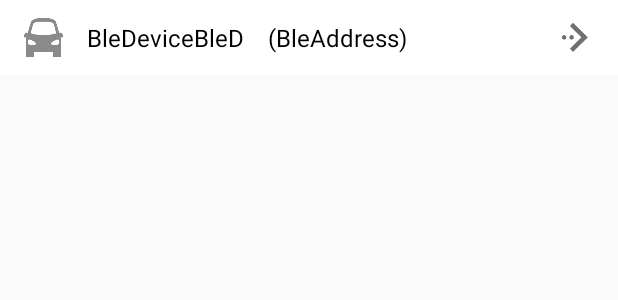
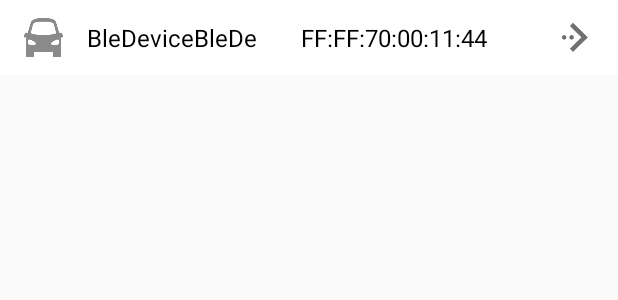
Before and after one commit to Charon1997/BleCar, an Android app: the layout searching_adapter_view.xml on its own in the app's theme, with its tools: preview values and no code run, on a phone screen of 412 x 824 dp. Shown: the top 300 px of the screen. Run offline under Robolectric (Android 15) with nearby library versions, the phone set to English and light mode, and no system bars.

Commit message:
加入logo,修复部分bug

```diff
--- a/app/src/main/AndroidManifest.xml
+++ b/app/src/main/AndroidManifest.xml
@@ -14,14 +14,13 @@
         android:anyDensity="true" />
     <application
         android:allowBackup="true"
-        android:icon="@mipmap/ic_launcher"
+        android:icon="@mipmap/logo"
         android:label="@string/app_name"
         android:supportsRtl="true"
         android:theme="@style/AppTheme" >
         <activity android:name=".ui.activities.WelcomeActivity" >
             <intent-filter>
                 <action android:name="android.intent.action.MAIN" />
-
                 <category android:name="android.intent.category.LAUNCHER" />
             </intent-filter>
         </activity>
--- a/app/src/main/java/com/example/g150s/blecarnmid/ui/activities/ControlActivity.java
+++ b/app/src/main/java/com/example/g150s/blecarnmid/ui/activities/ControlActivity.java
@@ -383,7 +383,7 @@ public class ControlActivity extends BaseActivity implements SensorEventListener
             //changeDate(currentDegree);//使用时将其舍去
             for (int i = 0; i < mGattCharacteristics.size(); i++) {
                 for (int j = 0; j < mGattCharacteristics.get(i).size(); j++) {
-                    if (mGattCharacteristics.get(i).get(j).getUuid().toString().equals("92BF01A5-0681-453A-8016-D44DD3E7100B")) {//对应的uuid  92BF01A5-0681-453A-8016-D44DD3E7100B   0000fff1-0000-1000-8000-00805f9b34fb
+                    if (mGattCharacteristics.get(i).get(j).getUuid().toString().equals("0000fff6-0000-1000-8000-00805f9b34fb")) {//对应的uuid  92BF01A5-0681-453A-8016-D44DD3E7100B   0000fff1-0000-1000-8000-00805f9b34fb
                         characteristic = mGattCharacteristics.get(i).get(j);
                         write(characteristic,changeDate(currentDegree));//写入的数据
                         mBluetoothLeService.writeCharacteristic(characteristic);
--- a/app/src/main/res/layout/searching_adapter_view.xml
+++ b/app/src/main/res/layout/searching_adapter_view.xml
@@ -5,6 +5,13 @@
     android:orientation="horizontal"
     android:background="@color/white"
     >
+    <LinearLayout
+        android:layout_width="match_parent"
+        android:layout_height="match_parent">
+        <LinearLayout
+            android:layout_weight="1"
+            android:layout_width="0dp"
+            android:layout_height="match_parent">
             <ImageView
                 android:layout_width="26dp"
                 android:layout_height="26dp"
@@ -22,24 +29,26 @@
                 android:textColor="@color/black"
                 android:layout_marginStart="@dimen/activity_horizontal_margin"
                 android:layout_gravity="center_vertical"
-        android:maxLength="13"
+                android:maxLength="14"
                 android:ellipsize="end"
                 />
+        </LinearLayout>
+
+        <LinearLayout
+            android:layout_weight="1"
+            android:layout_width="0dp"
+            android:layout_height="match_parent">
             <TextView
                 android:id="@+id/searching_device_address"
                 android:layout_width="wrap_content"
                 android:layout_height="wrap_content"
-        android:text="(BleAddress)"
+                android:text="FF:FF:70:00:11:44"
                 android:textSize="16sp"
                 android:textColor="@color/black"
                 android:layout_marginStart="@dimen/activity_horizontal_margin"
                 android:layout_gravity="center_vertical"
                 />
-    <TextView
-        android:layout_width="0dp"
-        android:layout_height="match_parent"
-        android:layout_weight="1"
-        />
+        </LinearLayout>
         <ImageView
             android:id="@+id/connectIMG"
             android:layout_width="26dp"
@@ -48,5 +57,14 @@
             android:layout_gravity="center_vertical"
             android:layout_marginEnd="@dimen/activity_horizontal_margin"
             android:contentDescription="@string/add_ble" />
+    </LinearLayout>
+
+
+    <!--<TextView-->
+        <!--android:layout_width="0dp"-->
+        <!--android:layout_height="match_parent"-->
+        <!--android:layout_weight="1"-->
+        <!--/>-->
+
 
 </LinearLayout>
--- a/app/src/main/res/values/strings.xml
+++ b/app/src/main/res/values/strings.xml
@@ -1,5 +1,5 @@
 <resources>
-    <string name="app_name">BleCarNMID</string>
+    <string name="app_name">智能跟随车</string>
     <string name="toolbar_text">智能跟随车</string>
     <string name="open_scanabled">开放检测</string>
     <string name="open_remark">仅让已配对的设备检测到</string>
```
Also changed, not shown: app/src/main/java/com/example/g150s/blecarnmid/ui/activities/MainActivity.java (+5 -4 lines), app/src/main/java/com/example/g150s/blecarnmid/ui/adapter/SearchingRlAdapter.java (+15 -1 lines), app/src/main/res/mipmap-hdpi/logo.png (added), app/src/main/res/mipmap-mdpi/logo.png (added), app/src/main/res/mipmap-xhdpi/logo.png (added), app/src/main/res/mipmap-xxhdpi/logo.png (added), app/src/main/res/mipmap-xxxhdpi/logo.png (added). Lines whose indentation alone changed are shown as unchanged.
